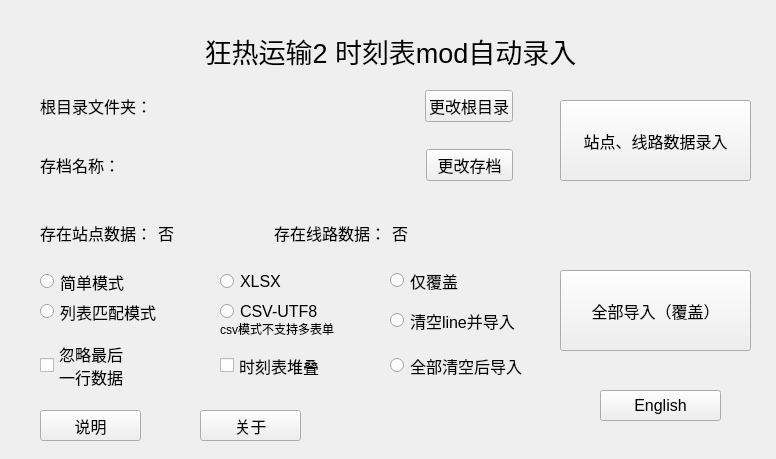
Above: ui/mainui.ui from zm0423/tpf2_autofill before the change. Below: the same form after it.
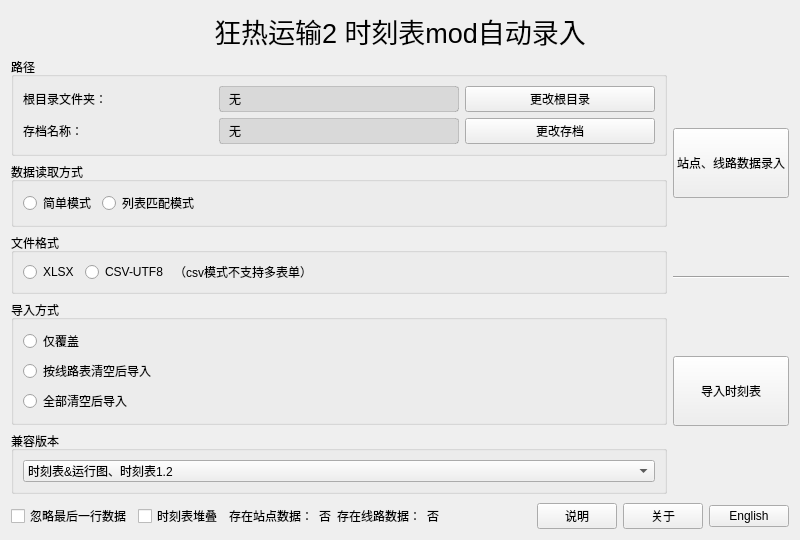
That is the form after the change.

Commit message:
version 1.3: UI redesign, key format migration, translations, clear-by-list warning
Squashed development history for the 1.3 release: UI redesign, version selection, key format migration, translation fixes, extension validation, and status refresh on first run.

```diff
--- a/ui/mainui.ui
+++ b/ui/mainui.ui
@@ -6,189 +6,111 @@
    <rect>
     <x>0</x>
     <y>0</y>
-    <width>776</width>
-    <height>459</height>
+    <width>800</width>
+    <height>540</height>
    </rect>
   </property>
-  <property name="font">
-   <font>
-    <pointsize>12</pointsize>
-   </font>
-  </property>
   <property name="windowTitle">
    <string>mainui</string>
   </property>
-  <widget class="QPushButton" name="input_data">
-   <property name="geometry">
-    <rect>
-     <x>560</x>
-     <y>100</y>
-     <width>191</width>
-     <height>81</height>
-    </rect>
-   </property>
-   <property name="text">
-    <string>站点、线路数据录入</string>
-   </property>
-  </widget>
-  <widget class="QPushButton" name="sync_all_data">
-   <property name="geometry">
-    <rect>
-     <x>560</x>
-     <y>270</y>
-     <width>191</width>
-     <height>81</height>
-    </rect>
-   </property>
-   <property name="text">
-    <string>全部导入（覆盖）</string>
-   </property>
-  </widget>
-  <widget class="QWidget" name="layoutWidget">
-   <property name="geometry">
-    <rect>
-     <x>40</x>
-     <y>220</y>
-     <width>461</width>
-     <height>25</height>
-    </rect>
-   </property>
-   <layout class="QHBoxLayout" name="horizontalLayout_3">
+  <layout class="QVBoxLayout" name="rootLayout">
     <item>
-     <widget class="QLabel" name="text3">
-      <property name="text">
-       <string>存在站点数据：</string>
-      </property>
-     </widget>
-    </item>
-    <item>
-     <widget class="QLabel" name="station_status">
+    <widget class="QLabel" name="label">
+     <property name="font">
+      <font>
+       <pointsize>20</pointsize>
+      </font>
+     </property>
       <property name="text">
-       <string>否</string>
-      </property>
-     </widget>
-    </item>
-    <item>
-     <widget class="QLabel" name="text4">
-      <property name="text">
-       <string>存在线路数据：</string>
+      <string>狂热运输2 时刻表mod自动录入</string>
+     </property>
+     <property name="alignment">
+      <set>Qt::AlignmentFlag::AlignCenter</set>
       </property>
      </widget>
     </item>
     <item>
-     <widget class="QLabel" name="line_status">
-      <property name="text">
-       <string>否</string>
-      </property>
-     </widget>
-    </item>
-   </layout>
-  </widget>
-  <widget class="QWidget" name="layoutWidget">
-   <property name="geometry">
-    <rect>
-     <x>40</x>
-     <y>90</y>
-     <width>473</width>
-     <height>91</height>
-    </rect>
-   </property>
-   <layout class="QVBoxLayout" name="verticalLayout" stretch="0,0,0">
+    <layout class="QHBoxLayout" name="mainRow" stretch="0,0">
     <item>
-     <layout class="QHBoxLayout" name="horizontalLayout" stretch="0,0,0,0">
-      <property name="spacing">
-       <number>10</number>
-      </property>
+      <layout class="QVBoxLayout" name="leftCol">
       <item>
+        <widget class="QGroupBox" name="group_path">
+         <property name="title">
+          <string>路径</string>
+         </property>
+         <layout class="QGridLayout" name="grid_path">
+          <item row="0" column="0">
        <widget class="QLabel" name="text1">
-        <property name="font">
-         <font>
-          <pointsize>12</pointsize>
-         </font>
-        </property>
         <property name="text">
          <string>根目录文件夹：</string>
         </property>
        </widget>
       </item>
-      <item>
+          <item row="0" column="1">
        <widget class="QLabel" name="dir_name">
         <property name="text">
-         <string/>
-        </property>
-       </widget>
-      </item>
-      <item>
-       <spacer name="horizontalSpacer">
-        <property name="orientation">
-         <enum>Qt::Orientation::Horizontal</enum>
-        </property>
-        <property name="sizeType">
-         <enum>QSizePolicy::Policy::Preferred</enum>
-        </property>
-        <property name="sizeHint" stdset="0">
+             <string>无</string>
+            </property>
+            <property name="sizePolicy">
+             <sizepolicy hsizetype="Expanding" vsizetype="Preferred">
+              <horstretch>0</horstretch>
+              <verstretch>0</verstretch>
+             </sizepolicy>
+            </property>
+            <property name="textInteractionFlags">
+             <set>Qt::TextInteractionFlag::TextSelectableByMouse</set>
+            </property>
+            <property name="styleSheet">
+             <string notr="true">background-color: rgba(0, 0, 0, 20); border: 1px solid rgba(0, 0, 0, 40); border-radius: 3px; padding: 2px 6px;</string>
+            </property>
+            <property name="maximumSize">
          <size>
-          <width>200</width>
-          <height>20</height>
-         </size>
-        </property>
-       </spacer>
-      </item>
-      <item>
+              <width>240</width>
+              <height>16777215</height>
+             </size>
+            </property>
+           </widget>
+          </item>
+          <item row="0" column="2">
        <widget class="QPushButton" name="change_dir">
         <property name="text">
          <string>更改根目录</string>
         </property>
        </widget>
       </item>
-     </layout>
-    </item>
-    <item>
-     <spacer name="verticalSpacer">
-      <property name="orientation">
-       <enum>Qt::Orientation::Vertical</enum>
-      </property>
-      <property name="sizeHint" stdset="0">
-       <size>
-        <width>20</width>
-        <height>40</height>
-       </size>
-      </property>
-     </spacer>
-    </item>
-    <item>
-     <layout class="QHBoxLayout" name="horizontalLayout_2">
-      <item>
+          <item row="1" column="0">
        <widget class="QLabel" name="text2">
         <property name="text">
          <string>存档名称：</string>
         </property>
        </widget>
       </item>
-      <item>
+          <item row="1" column="1">
        <widget class="QLabel" name="savegame_name">
         <property name="text">
-         <string/>
-        </property>
-       </widget>
-      </item>
-      <item>
-       <spacer name="horizontalSpacer_2">
-        <property name="orientation">
-         <enum>Qt::Orientation::Horizontal</enum>
-        </property>
-        <property name="sizeType">
-         <enum>QSizePolicy::Policy::Preferred</enum>
-        </property>
-        <property name="sizeHint" stdset="0">
+             <string>无</string>
+            </property>
+            <property name="sizePolicy">
+             <sizepolicy hsizetype="Expanding" vsizetype="Preferred">
+              <horstretch>0</horstretch>
+              <verstretch>0</verstretch>
+             </sizepolicy>
+            </property>
+            <property name="textInteractionFlags">
+             <set>Qt::TextInteractionFlag::TextSelectableByMouse</set>
+            </property>
+            <property name="styleSheet">
+             <string notr="true">background-color: rgba(0, 0, 0, 20); border: 1px solid rgba(0, 0, 0, 40); border-radius: 3px; padding: 2px 6px;</string>
+            </property>
+            <property name="maximumSize">
          <size>
-          <width>200</width>
-          <height>20</height>
-         </size>
-        </property>
-       </spacer>
-      </item>
-      <item>
+              <width>240</width>
+              <height>16777215</height>
+             </size>
+            </property>
+           </widget>
+          </item>
+          <item row="1" column="2">
        <widget class="QPushButton" name="change_sg">
         <property name="text">
          <string>更改存档</string>
@@ -196,205 +118,341 @@
        </widget>
       </item>
      </layout>
-    </item>
-   </layout>
-  </widget>
-  <widget class="QLabel" name="label">
-   <property name="geometry">
-    <rect>
-     <x>110</x>
-     <y>30</y>
-     <width>561</width>
-     <height>41</height>
-    </rect>
-   </property>
-   <property name="font">
-    <font>
-     <pointsize>20</pointsize>
-    </font>
-   </property>
-   <property name="text">
-    <string>狂热运输2 时刻表mod自动录入</string>
-   </property>
-   <property name="alignment">
-    <set>Qt::AlignmentFlag::AlignCenter</set>
-   </property>
-  </widget>
+        </widget>
+       </item>
+       <item>
+        <widget class="QGroupBox" name="group_source">
+         <property name="title">
+          <string>数据读取方式</string>
+         </property>
+         <layout class="QHBoxLayout" name="hbox_source">
+          <item>
   <widget class="QRadioButton" name="easymode">
-   <property name="geometry">
-    <rect>
-     <x>40</x>
-     <y>270</y>
-     <width>161</width>
-     <height>23</height>
-    </rect>
-   </property>
    <property name="text">
     <string>简单模式</string>
    </property>
   </widget>
+          </item>
+          <item>
   <widget class="QRadioButton" name="listmode">
-   <property name="geometry">
-    <rect>
-     <x>40</x>
-     <y>300</y>
-     <width>171</width>
-     <height>23</height>
-    </rect>
-   </property>
    <property name="text">
     <string>列表匹配模式</string>
    </property>
   </widget>
+          </item>
+          <item>
+           <spacer name="spacer_source">
+            <property name="orientation">
+             <enum>Qt::Orientation::Horizontal</enum>
+            </property>
+            <property name="sizeHint" stdset="0">
+             <size>
+              <width>40</width>
+              <height>20</height>
+             </size>
+            </property>
+           </spacer>
+          </item>
+         </layout>
+        </widget>
+       </item>
+       <item>
+        <widget class="QGroupBox" name="group_format">
+         <property name="title">
+          <string>文件格式</string>
+         </property>
+         <layout class="QHBoxLayout" name="hbox_format">
+          <item>
   <widget class="QRadioButton" name="xlsxmode">
-   <property name="geometry">
-    <rect>
-     <x>220</x>
-     <y>270</y>
-     <width>109</width>
-     <height>23</height>
-    </rect>
-   </property>
    <property name="text">
     <string>XLSX</string>
    </property>
   </widget>
+          </item>
+          <item>
   <widget class="QRadioButton" name="csvmode">
-   <property name="geometry">
-    <rect>
-     <x>220</x>
-     <y>300</y>
-     <width>109</width>
-     <height>23</height>
-    </rect>
-   </property>
    <property name="text">
     <string>CSV-UTF8</string>
    </property>
   </widget>
+          </item>
+          <item>
   <widget class="QLabel" name="label_2">
-   <property name="geometry">
-    <rect>
-     <x>220</x>
-     <y>320</y>
-     <width>171</width>
-     <height>18</height>
-    </rect>
-   </property>
    <property name="font">
     <font>
      <pointsize>9</pointsize>
     </font>
    </property>
    <property name="text">
-    <string>csv模式不支持多表单</string>
-   </property>
-  </widget>
-  <widget class="QCheckBox" name="lastvalidation">
-   <property name="geometry">
-    <rect>
-     <x>40</x>
-     <y>340</y>
-     <width>151</width>
-     <height>51</height>
-    </rect>
-   </property>
-   <property name="text">
-    <string>忽略最后
-一行数据</string>
-   </property>
-  </widget>
-  <widget class="QPushButton" name="settinginfo">
-   <property name="geometry">
-    <rect>
-     <x>40</x>
-     <y>410</y>
-     <width>101</width>
-     <height>31</height>
-    </rect>
-   </property>
-   <property name="text">
-    <string>说明</string>
-   </property>
-  </widget>
-  <widget class="QCheckBox" name="pile_if">
-   <property name="geometry">
-    <rect>
-     <x>220</x>
-     <y>340</y>
-     <width>181</width>
-     <height>51</height>
-    </rect>
-   </property>
-   <property name="text">
-    <string>时刻表堆叠</string>
-   </property>
-  </widget>
+              <string>（csv模式不支持多表单）</string>
+             </property>
+           </widget>
+          </item>
+          <item>
+           <spacer name="spacer_format">
+            <property name="orientation">
+             <enum>Qt::Orientation::Horizontal</enum>
+            </property>
+            <property name="sizeHint" stdset="0">
+             <size>
+              <width>40</width>
+              <height>20</height>
+             </size>
+            </property>
+           </spacer>
+          </item>
+         </layout>
+        </widget>
+       </item>
+       <item>
+        <widget class="QGroupBox" name="group_mode">
+         <property name="title">
+          <string>导入方式</string>
+         </property>
+         <layout class="QVBoxLayout" name="vbox_mode">
+          <item>
   <widget class="QRadioButton" name="clear_1">
-   <property name="geometry">
-    <rect>
-     <x>390</x>
-     <y>260</y>
-     <width>161</width>
-     <height>41</height>
-    </rect>
-   </property>
    <property name="text">
     <string>仅覆盖</string>
    </property>
   </widget>
+          </item>
+          <item>
   <widget class="QRadioButton" name="clear_2">
-   <property name="geometry">
-    <rect>
-     <x>390</x>
-     <y>300</y>
-     <width>151</width>
-     <height>41</height>
-    </rect>
-   </property>
    <property name="text">
-    <string>清空line并导入</string>
-   </property>
-  </widget>
+             <string>按线路表清空后导入</string>
+            </property>
+           </widget>
+          </item>
+          <item>
   <widget class="QRadioButton" name="clear_3">
-   <property name="geometry">
-    <rect>
-     <x>390</x>
-     <y>340</y>
-     <width>151</width>
-     <height>51</height>
-    </rect>
-   </property>
    <property name="text">
     <string>全部清空后导入</string>
    </property>
   </widget>
+          </item>
+         </layout>
+        </widget>
+       </item>
+       <item>
+        <widget class="QGroupBox" name="group_version">
+         <property name="title">
+          <string>兼容版本</string>
+         </property>
+         <layout class="QHBoxLayout" name="hbox_version">
+          <item>
+           <widget class="QComboBox" name="version_combo">
+            <property name="sizePolicy">
+             <sizepolicy hsizetype="Expanding" vsizetype="Fixed">
+              <horstretch>0</horstretch>
+              <verstretch>0</verstretch>
+             </sizepolicy>
+            </property>
+            <item>
+             <property name="text">
+              <string>时刻表&amp;运行图、时刻表1.2</string>
+             </property>
+            </item>
+            <item>
+             <property name="text">
+              <string>时刻表1.3-1.5</string>
+             </property>
+            </item>
+           </widget>
+          </item>
+         </layout>
+        </widget>
+       </item>
+       <item>
+        <spacer name="leftStretch">
+         <property name="orientation">
+          <enum>Qt::Orientation::Vertical</enum>
+         </property>
+         <property name="sizeHint" stdset="0">
+          <size>
+           <width>20</width>
+           <height>40</height>
+          </size>
+         </property>
+        </spacer>
+       </item>
+      </layout>
+     </item>
+     <item>
+      <layout class="QVBoxLayout" name="rightCol">
+       <item>
+        <spacer name="rightTopStretch">
+         <property name="orientation">
+          <enum>Qt::Orientation::Vertical</enum>
+         </property>
+         <property name="sizeHint" stdset="0">
+          <size>
+           <width>20</width>
+           <height>40</height>
+          </size>
+         </property>
+        </spacer>
+       </item>
+       <item>
+        <widget class="QPushButton" name="input_data">
+         <property name="minimumSize">
+          <size>
+           <width>0</width>
+           <height>70</height>
+          </size>
+         </property>
+         <property name="text">
+          <string>站点、线路数据录入</string>
+         </property>
+        </widget>
+       </item>
+       <item>
+        <spacer name="spacer_buttons1">
+         <property name="orientation">
+          <enum>Qt::Orientation::Vertical</enum>
+         </property>
+         <property name="sizeHint" stdset="0">
+          <size>
+           <width>20</width>
+           <height>20</height>
+          </size>
+         </property>
+        </spacer>
+       </item>
+       <item>
+        <widget class="QFrame" name="line_sep">
+         <property name="frameShape">
+          <enum>QFrame::Shape::HLine</enum>
+         </property>
+         <property name="frameShadow">
+          <enum>QFrame::Shadow::Sunken</enum>
+         </property>
+        </widget>
+       </item>
+       <item>
+        <spacer name="spacer_buttons2">
+         <property name="orientation">
+          <enum>Qt::Orientation::Vertical</enum>
+         </property>
+         <property name="sizeHint" stdset="0">
+          <size>
+           <width>20</width>
+           <height>20</height>
+          </size>
+         </property>
+        </spacer>
+       </item>
+       <item>
+        <widget class="QPushButton" name="sync_all_data">
+         <property name="minimumSize">
+          <size>
+           <width>0</width>
+           <height>70</height>
+          </size>
+         </property>
+         <property name="text">
+          <string>导入时刻表</string>
+         </property>
+        </widget>
+       </item>
+       <item>
+        <spacer name="rightStretch">
+         <property name="orientation">
+          <enum>Qt::Orientation::Vertical</enum>
+         </property>
+         <property name="sizeHint" stdset="0">
+          <size>
+           <width>20</width>
+           <height>40</height>
+          </size>
+         </property>
+        </spacer>
+       </item>
+      </layout>
+     </item>
+    </layout>
+   </item>
+   <item>
+    <layout class="QHBoxLayout" name="bottomRow">
+     <item>
+      <widget class="QCheckBox" name="lastvalidation">
+       <property name="text">
+        <string>忽略最后一行数据</string>
+       </property>
+      </widget>
+     </item>
+     <item>
+      <widget class="QCheckBox" name="pile_if">
+       <property name="text">
+        <string>时刻表堆叠</string>
+       </property>
+      </widget>
+     </item>
+     <item>
+      <widget class="QLabel" name="text3">
+       <property name="text">
+        <string>存在站点数据：</string>
+       </property>
+      </widget>
+     </item>
+     <item>
+      <widget class="QLabel" name="station_status">
+       <property name="text">
+        <string>否</string>
+       </property>
+      </widget>
+     </item>
+     <item>
+      <widget class="QLabel" name="text4">
+       <property name="text">
+        <string>存在线路数据：</string>
+       </property>
+      </widget>
+     </item>
+     <item>
+      <widget class="QLabel" name="line_status">
+       <property name="text">
+        <string>否</string>
+       </property>
+      </widget>
+     </item>
+     <item>
+      <spacer name="bottomSpacer">
+       <property name="orientation">
+        <enum>Qt::Orientation::Horizontal</enum>
+       </property>
+       <property name="sizeHint" stdset="0">
+        <size>
+         <width>40</width>
+         <height>20</height>
+        </size>
+       </property>
+      </spacer>
+     </item>
+     <item>
+      <widget class="QPushButton" name="settinginfo">
+       <property name="text">
+        <string>说明</string>
+       </property>
+      </widget>
+     </item>
+     <item>
   <widget class="QPushButton" name="settinginfo_2">
-   <property name="geometry">
-    <rect>
-     <x>200</x>
-     <y>410</y>
-     <width>101</width>
-     <height>31</height>
-    </rect>
-   </property>
    <property name="text">
     <string>关于</string>
    </property>
   </widget>
+     </item>
+     <item>
   <widget class="QPushButton" name="language_button">
-   <property name="geometry">
-    <rect>
-     <x>600</x>
-     <y>390</y>
-     <width>121</width>
-     <height>31</height>
-    </rect>
-   </property>
    <property name="text">
     <string>English</string>
    </property>
   </widget>
+     </item>
+    </layout>
+   </item>
+  </layout>
  </widget>
  <resources/>
  <connections/>
```
Lines whose indentation alone changed are shown as unchanged. The commit also changes 17 other files.
